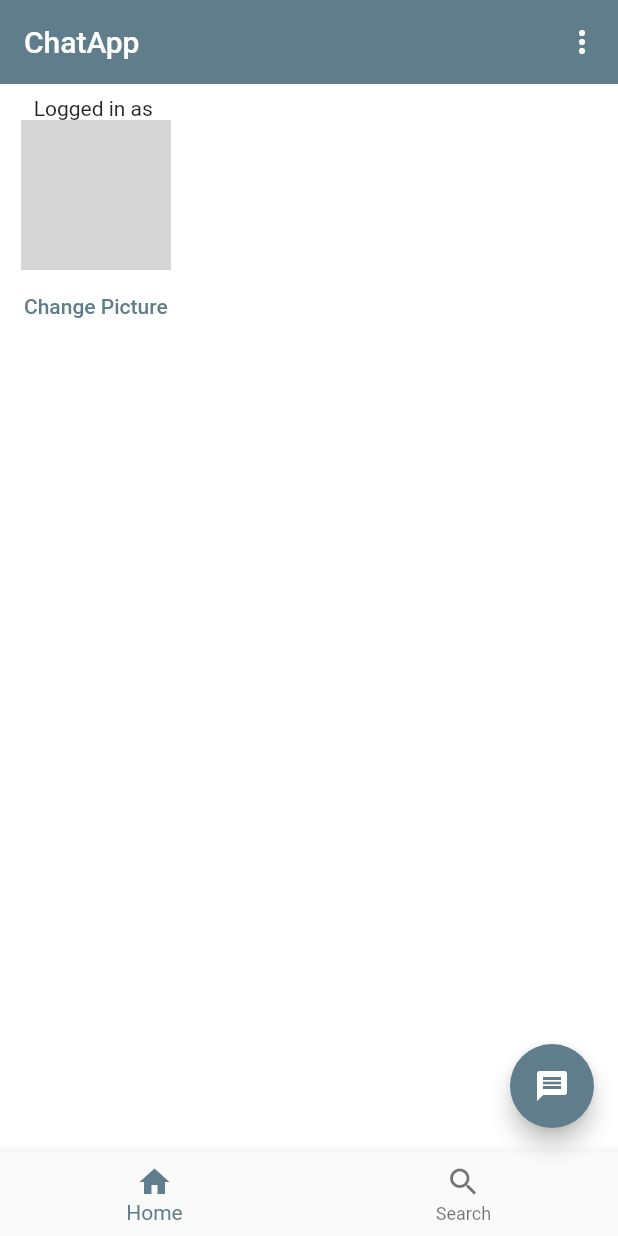
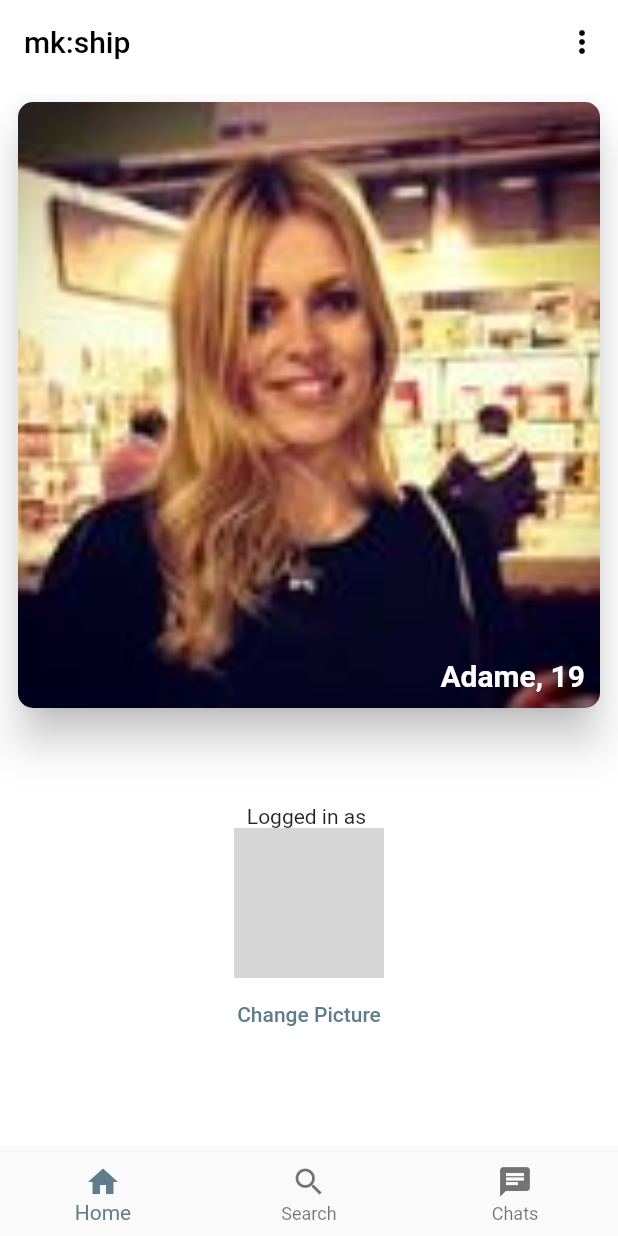
Before and after one commit to curryp0mmes/chat_app_flutter, a Flutter app: the screen it shows once a user with an empty profile is signed in, on a phone screen of 412 x 824 dp. Run offline on Flutter 3.47's test engine with Material 2 defaults, Android fonts, the phone set to English and light mode, and no system bars; our stand-ins replace cloud_firestore, file_picker, firebase_auth, firebase_core, firebase_messaging, firebase_storage and 2 more; accounts and stored records are empty; generated files the repository leaves out were written again; network calls fail; grey boxes are pictures that could not be loaded.

Commit message:
Worked on homescreen, added dating app swiping

```diff
--- /dev/null
+++ b/lib/custom_widgets/draggable_card.dart
@@ -0,0 +1,97 @@
+import 'package:flutter/material.dart';
+import 'package:rxdart/rxdart.dart';
+
+class DraggableCard extends StatefulWidget {
+  CardData personData;
+  CardData nextPersonData;
+
+  DraggableScrollableController? controller;
+
+  Function onLike;
+  Function onDislike;
+
+  DraggableCard({Key? key, required this.personData,  required this.nextPersonData, required this.onLike, required this.onDislike}) : super(key: key);
+
+  @override
+  State<DraggableCard> createState() => _DraggableCardState();
+}
+
+class CardData {
+  String? name;
+  int? age;
+  var picture;
+  CardData({required this.picture, this.name, this.age});
+}
+
+class _DraggableCardState extends State<DraggableCard> {
+  get person => widget.personData;
+  get nextPerson => widget.nextPersonData;
+  BehaviorSubject<double> _rotationStream = BehaviorSubject<double>();
+
+  Card _getFullCard(CardData data) {
+    return Card(
+      elevation: 12,
+      shape: RoundedRectangleBorder(borderRadius: BorderRadius.circular(10)),
+      child: Container(
+          decoration: BoxDecoration(
+              borderRadius: BorderRadius.circular(10),
+              image: DecorationImage(
+                image: data.picture,
+                fit: BoxFit.cover,
+              )
+          ),
+          alignment: Alignment.bottomRight,
+          padding: const EdgeInsets.all(10),
+          child: Row(
+            mainAxisAlignment: MainAxisAlignment.end,
+            children: [
+              Text(data.name == null ? "" : data.name! + ", ", style: TextStyle(color: Colors.white, fontSize: 20.0, fontWeight: FontWeight.bold),),
+              Text(data.age == null ? "" : data.age.toString(), style: TextStyle(color: Colors.white, fontSize: 20.0, fontWeight: FontWeight.bold),),
+            ],
+          )
+      ),
+    );
+  }
+
+  @override
+  void initState() {
+    _rotationStream = BehaviorSubject<double>();
+    _rotationStream.add(0.0);
+    super.initState();
+  }
+
+  @override
+  Widget build(BuildContext context) {
+    var _deviceWidth = MediaQuery.of(context).size.width;
+    var likeThreshhold = 0.15;
+
+    return Draggable(
+      onDragUpdate: (data) {
+        setState(() {
+          _rotationStream.value += data.delta.dx * 0.001;
+        });
+      },
+      onDragEnd: (data) {
+        if(_rotationStream.value > likeThreshhold) {
+          print("Like");
+          widget.onLike();
+        } else if(_rotationStream.value < -likeThreshhold) {
+          widget.onDislike();
+        }
+        _rotationStream.value = 0.0;
+      },
+      affinity: Axis.horizontal,
+      axis: Axis.horizontal,
+      childWhenDragging: _getFullCard(nextPerson),
+      feedback: StreamBuilder(
+        stream: _rotationStream,
+        builder: (context, snapshot) {
+          return Transform.rotate(angle: _rotationStream.value, filterQuality: FilterQuality.high,
+              child: Container(child: _getFullCard(person), width: _deviceWidth, height: _deviceWidth,)
+          );
+        }
+      ),
+      child: _getFullCard(person),
+    );
+  }
+}
--- /dev/null
+++ b/lib/custom_widgets/swiping_area.dart
@@ -0,0 +1,42 @@
+import 'dart:io';
+
+import 'package:chat_app/custom_widgets/draggable_card.dart';
+import 'package:flutter/cupertino.dart';
+import 'package:flutter/material.dart';
+
+class SwipingArea extends StatefulWidget {
+  const SwipingArea({Key? key}) : super(key: key);
+
+  @override
+  State<SwipingArea> createState() => _SwipingAreaState();
+}
+
+class _SwipingAreaState extends State<SwipingArea> {
+
+  List<CardData> dummypeople = [
+    CardData(picture: const AssetImage('assets/profile1.jpg'), age: 19, name: "Adame"),
+    CardData(picture: const AssetImage('assets/profile2.jpg'), age: 21, name: "Jonas"),
+    CardData(picture: const AssetImage('assets/profile3.jpg'), age: 36, name: "April"),
+    CardData(picture: const AssetImage('assets/profile4.jpg'), age: 20, name: "John"),
+  ];
+  int _peopleIndex = 0;
+
+  @override
+  Widget build(BuildContext context) {
+    var _deviceWidth = MediaQuery.of(context).size.width;
+
+
+    return SizedBox(height:  _deviceWidth, width: _deviceWidth,
+      child: DraggableCard(
+          personData: dummypeople[_peopleIndex % dummypeople.length],
+          nextPersonData: dummypeople[(_peopleIndex + 1) % dummypeople.length],
+          onLike: () {setState(() {
+            _peopleIndex+=1;
+          });},
+          onDislike: () {setState(() {
+            _peopleIndex+=1;
+          });}
+      ),
+    );
+  }
+}
--- a/lib/firebase/authentication.dart
+++ b/lib/firebase/authentication.dart
@@ -1,3 +1,4 @@
+import 'package:chat_app/firebase/database.dart';
 import 'package:chat_app/screens/home_screen.dart';
 import 'package:chat_app/screens/login_screen.dart';
 import 'package:chat_app/main.dart';
@@ -9,6 +10,7 @@ class AuthenticationTools {
     FirebaseAuth auth = FirebaseAuth.instance;
 
     auth.userChanges().listen((User? user) {
+      DatabaseHandler.currentUser = null;
       if (user == null) {
         print('User is currently signed out!');
         BuildContext? context = navigatorKey.currentContext;
--- a/lib/firebase/database.dart
+++ b/lib/firebase/database.dart
@@ -1,14 +1,68 @@
+import 'package:chat_app/firebase/authentication.dart';
+import 'package:firebase_auth/firebase_auth.dart';
 import 'package:flutter/material.dart';
-import 'package:firebase_database/firebase_database.dart';
+import 'package:cloud_firestore/cloud_firestore.dart';
 
 class DatabaseHandler {
-  static FirebaseDatabase database = FirebaseDatabase.instance;
+  static FirebaseFirestore firestore = FirebaseFirestore.instance;
+  static UserData? currentUser;
 
-  static void getUserData({required String username}) {
-    DatabaseReference ref = database.ref("users/$username");
-    ref.onValue.listen((DatabaseEvent event) {
-      final data = event.snapshot.value;
-      print(data);
-    });
+  static Future<UserData> getUserData({required String? uid}) async {
+    var userData = await firestore.collection("users").doc(uid ?? "anon").get();
+
+    return UserData(uid: uid ?? "anon", email: userData.get("email"));
+  }
+
+  static void updateValue({required String uid, required String path, required value}) {
+    var userCollection = firestore.collection("users");
+
+    userCollection.doc(uid)
+        .update({path: value});
+  }
+
+  static void createUser({required String uid}) {
+    var userCollection = firestore.collection("users");
+
+    userCollection.doc(uid)
+        .set({'displayName': 'ABC', 'age': 20});
+  }
+
+  static void setupDatabase() async {
+    if(AuthenticationTools.isSignedIn()) {
+      String uid = AuthenticationTools.getUser()?.uid ?? "anon";
+      if(!(await _userExists(uid))) {
+        createUser(uid: uid);
+      }
+      currentUser = await getUserData(uid: uid);
+    }
+  }
+
+  static Future<bool> _userExists(String docId) async {
+    try {
+      // Get reference to Firestore collection
+      var collectionRef = firestore.collection('users');
+
+      var doc = await collectionRef.doc(docId).get();
+      return doc.exists;
+    } catch (e) {
+      rethrow;
+    }
+  }
+
+}
+
+class UserData {
+  String uid;
+  String? photoURL;
+  String? email;
+  String? displayName;
+  String? bio;
+
+
+  UserData({required this.uid, this.photoURL, this.email, this.bio, this.displayName});
+
+  String updatePhotoURL(String newURL) {
+    DatabaseHandler.updateValue(uid: uid, path: "photoURL", value: newURL);
+    return newURL;
   }
 }
--- a/lib/main.dart
+++ b/lib/main.dart
@@ -1,5 +1,6 @@
 import 'package:chat_app/app_theme.dart';
 import 'package:chat_app/firebase/authentication.dart';
+import 'package:chat_app/firebase/database.dart';
 import 'package:chat_app/screens/home_screen.dart';
 import 'package:chat_app/screens/login_screen.dart';
 import 'package:flutter/material.dart';
@@ -19,6 +20,7 @@ void main() async {
   FirebaseMessaging.onBackgroundMessage(_firebaseMessagingBackgroundHandler);
 
   AuthenticationTools.setupAuth();
+  DatabaseHandler.setupDatabase();
   runApp(const ChatApp());
 }
 
--- a/lib/screens/chat_screen.dart
+++ b/lib/screens/chat_screen.dart
@@ -20,9 +20,9 @@ class _ChatWindowState extends State<ChatWindow> {
       appBar: AppBar(
         elevation: 0,
         backgroundColor: Colors.transparent,
+        foregroundColor: Colors.black,
         centerTitle: true,
         title: const Text("Chats",style: TextStyle(color: Colors.black)),
-        leading: IconButton(icon: const Icon(Icons.arrow_back, color: Colors.black), onPressed: () {Navigator.pop(context);},),
         actions: [
           IconButton(onPressed: () {}, icon: const Icon(Icons.search, color: Colors.black,))
         ],
--- a/lib/screens/home_screen.dart
+++ b/lib/screens/home_screen.dart
@@ -1,6 +1,8 @@
 import 'dart:io';
 
+import 'package:chat_app/custom_widgets/swiping_area.dart';
 import 'package:chat_app/firebase/authentication.dart';
+import 'package:chat_app/firebase/database.dart';
 import 'package:chat_app/firebase/storage_repo.dart';
 import 'package:chat_app/screens/chat_screen.dart';
 import 'package:file_picker/file_picker.dart';
@@ -17,22 +19,20 @@ class HomePageScreen extends StatefulWidget {
 }
 
 class _HomePageScreenState extends State<HomePageScreen> {
-  int _counter = 0;
   int _selectedScreen = 0;
-  User? currentUser = AuthenticationTools.getUser();
+  static final User? _currentCredentials = AuthenticationTools.getUser();
+  final UserData? _currentUser = DatabaseHandler.currentUser;
 
-  void _incrementCounter() {
-    setState(() {
-      _counter++;
-    });
-  }
 
   @override
   Widget build(BuildContext context) {
     return Scaffold (
       appBar: AppBar(
-        title: const Text("ChatApp"),
+        title: const Text("mk:ship"),
+        backgroundColor: Colors.transparent,
+        foregroundColor: Colors.black,
         elevation: 0,
+
         actions: [
           PopupMenuButton(itemBuilder: (context) => [
             PopupMenuItem(child: const Text("Logout"), onTap: () {
@@ -43,18 +43,21 @@ class _HomePageScreenState extends State<HomePageScreen> {
             ,)
           ])
         ],
-        systemOverlayStyle: const SystemUiOverlayStyle(statusBarColor: Colors.transparent, statusBarIconBrightness: Brightness.light),
+        systemOverlayStyle: const SystemUiOverlayStyle(statusBarColor: Colors.transparent, statusBarIconBrightness: Brightness.dark),
       ),
       bottomNavigationBar: BottomNavigationBar(
         items: const [
           BottomNavigationBarItem(icon: Icon(Icons.home), label: "Home"),
           BottomNavigationBarItem(icon: Icon(Icons.search), label: "Search"),
+          BottomNavigationBarItem(icon: Icon(Icons.chat), label: "Chats"),
         ],
         onTap: (index){
           setState(() {
             if(index == 1) {
               showSearch(context: context, delegate: CustomSearchDelegate(),);
-            } else {
+            } else if(index == 2) {
+              Navigator.push(context, MaterialPageRoute(builder: (context) => const ChatWindow()));
+            } else{
               _selectedScreen = index;
             }
           });
@@ -64,9 +67,12 @@ class _HomePageScreenState extends State<HomePageScreen> {
       body: Padding(
         padding: const EdgeInsets.only(top: 8.0, right: 8.0, left: 8.0),
         child: Column(
+          crossAxisAlignment: CrossAxisAlignment.center,
           children: [
-            Text('Logged in as ${currentUser?.email}'),
-            Image.network(currentUser?.photoURL ?? 'https://cdn.pixabay.com/photo/2015/10/05/22/37/blank-profile-picture-973460_1280.png', width: 100, height: 100,),
+            const SwipingArea(),
+            const Padding(padding: EdgeInsets.all(30)),
+            Text('Logged in as ${_currentUser?.email}'),
+            Image.network(_currentUser?.photoURL ?? 'https://cdn.pixabay.com/photo/2015/10/05/22/37/blank-profile-picture-973460_1280.png', width: 100, height: 100,),
             TextButton(onPressed: () async {
               FilePickerResult? result = await FilePicker.platform.pickFiles(type: FileType.image, allowMultiple: false);
               if (result != null) {
@@ -77,20 +83,13 @@ class _HomePageScreenState extends State<HomePageScreen> {
                 //TODO upload to Firebase Storage and set profile photoUrl
                 var newURL = await StorageRepo.uploadFile(file: file!, subfolder: 'profile');
                 setState(() {
-                  currentUser?.updatePhotoURL(newURL);
+                  _currentUser?.updatePhotoURL(newURL);
                 });
               }
             }, child: const Text('Change Picture')),
 
           ],
         ),
-      ),
-      floatingActionButton: FloatingActionButton(
-        onPressed: () {
-          Navigator.push(context, MaterialPageRoute(builder: (context) => const ChatWindow()));
-        },
-        tooltip: 'Increment',
-        child: const Icon(Icons.message),
       ),
     );
   }
```
Also changed, not shown: pubspec.yaml (+4 -3 lines), assets/profile1.jpg (added), assets/profile2.jpg (added), assets/profile3.jpg (added), assets/profile4.jpg (added), pubspec.lock, 1 other file.
